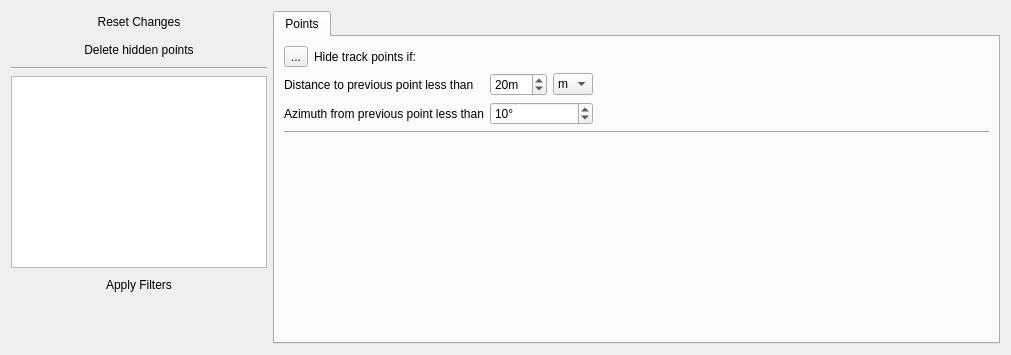
Qt form src/ITrackFilterWidget.ui (ntruchsess/QLandkarteGT) before a commit.
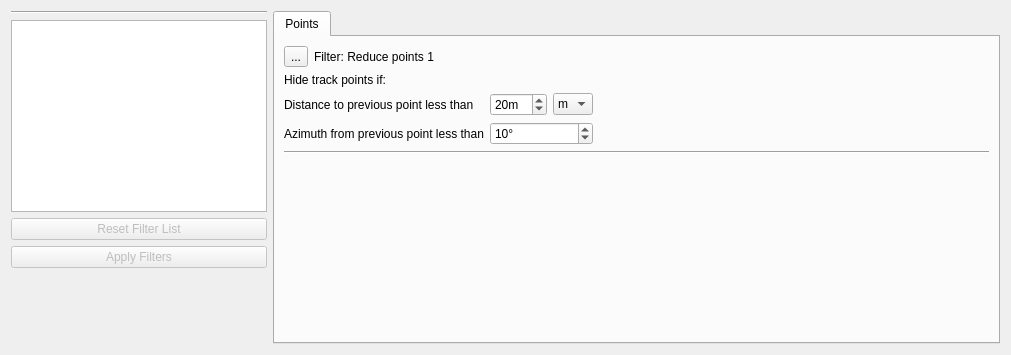
The same form after that commit. Icons and pictures are not drawn.

Commit message: add 1st track filter to new dialog

```diff
--- a/src/ITrackFilterWidget.ui
+++ b/src/ITrackFilterWidget.ui
@@ -16,34 +16,6 @@
   <layout class="QHBoxLayout" name="horizontalLayout">
    <item>
     <layout class="QVBoxLayout" name="verticalLayout">
-     <item>
-      <widget class="QPushButton" name="pushReset">
-       <property name="text">
-        <string>Reset Changes</string>
-       </property>
-       <property name="icon">
-        <iconset resource="resources.qrc">
-         <normaloff>:/icons/iconBack16x16.png</normaloff>:/icons/iconBack16x16.png</iconset>
-       </property>
-       <property name="flat">
-        <bool>true</bool>
-       </property>
-      </widget>
-     </item>
-     <item>
-      <widget class="QPushButton" name="pushDelete">
-       <property name="text">
-        <string>Delete hidden points</string>
-       </property>
-       <property name="icon">
-        <iconset resource="resources.qrc">
-         <normaloff>:/icons/iconDelete16x16.png</normaloff>:/icons/iconDelete16x16.png</iconset>
-       </property>
-       <property name="flat">
-        <bool>true</bool>
-       </property>
-      </widget>
-     </item>
      <item>
       <widget class="Line" name="line">
        <property name="orientation">
@@ -61,8 +33,28 @@
        </property>
       </widget>
      </item>
+     <item>
+      <widget class="QPushButton" name="pushResetFilterList">
+       <property name="enabled">
+        <bool>false</bool>
+       </property>
+       <property name="text">
+        <string>Reset Filter List</string>
+       </property>
+       <property name="icon">
+        <iconset resource="resources.qrc">
+         <normaloff>:/icons/iconClear16x16.png</normaloff>:/icons/iconClear16x16.png</iconset>
+       </property>
+       <property name="flat">
+        <bool>false</bool>
+       </property>
+      </widget>
+     </item>
      <item>
       <widget class="QPushButton" name="pushApply">
+       <property name="enabled">
+        <bool>false</bool>
+       </property>
        <property name="text">
         <string>Apply Filters</string>
        </property>
@@ -71,7 +63,7 @@
          <normaloff>:/icons/iconWizzard16x16.png</normaloff>:/icons/iconWizzard16x16.png</iconset>
        </property>
        <property name="flat">
-        <bool>true</bool>
+        <bool>false</bool>
        </property>
       </widget>
      </item>
@@ -118,7 +110,7 @@
            <item>
             <widget class="QLabel" name="label">
              <property name="text">
-              <string>Hide track points if:</string>
+              <string>Filter: Reduce points 1</string>
              </property>
             </widget>
            </item>
@@ -126,14 +118,14 @@
          </item>
          <item>
           <layout class="QGridLayout" name="gridLayout">
-           <item row="0" column="0">
+           <item row="1" column="0">
             <widget class="QLabel" name="label_2">
              <property name="text">
               <string>Distance to previous point less than</string>
              </property>
             </widget>
            </item>
-           <item row="0" column="1">
+           <item row="1" column="1">
             <layout class="QHBoxLayout" name="horizontalLayout_2">
              <item>
               <widget class="QSpinBox" name="spinDistance">
@@ -164,15 +156,15 @@
              </item>
             </layout>
            </item>
-           <item row="1" column="0">
+           <item row="2" column="0">
             <widget class="QLabel" name="label_3">
              <property name="text">
               <string>Azimuth from previous point less than</string>
              </property>
             </widget>
            </item>
-           <item row="1" column="1">
-            <widget class="QSpinBox" name="spinAzimuthDelta">
+           <item row="2" column="1">
+            <widget class="QSpinBox" name="spinAzimuthDelta1">
              <property name="suffix">
               <string>°</string>
              </property>
@@ -184,7 +176,7 @@
              </property>
             </widget>
            </item>
-           <item row="0" column="2">
+           <item row="1" column="2">
             <spacer name="horizontalSpacer">
              <property name="orientation">
               <enum>Qt::Horizontal</enum>
@@ -197,6 +189,13 @@
              </property>
             </spacer>
            </item>
+           <item row="0" column="0">
+            <widget class="QLabel" name="label_4">
+             <property name="text">
+              <string>Hide track points if:</string>
+             </property>
+            </widget>
+           </item>
           </layout>
          </item>
         </layout>
```
Left out of the diff: 12 changed lines with no effect on the pictures. The commit also changes 5 other files.
